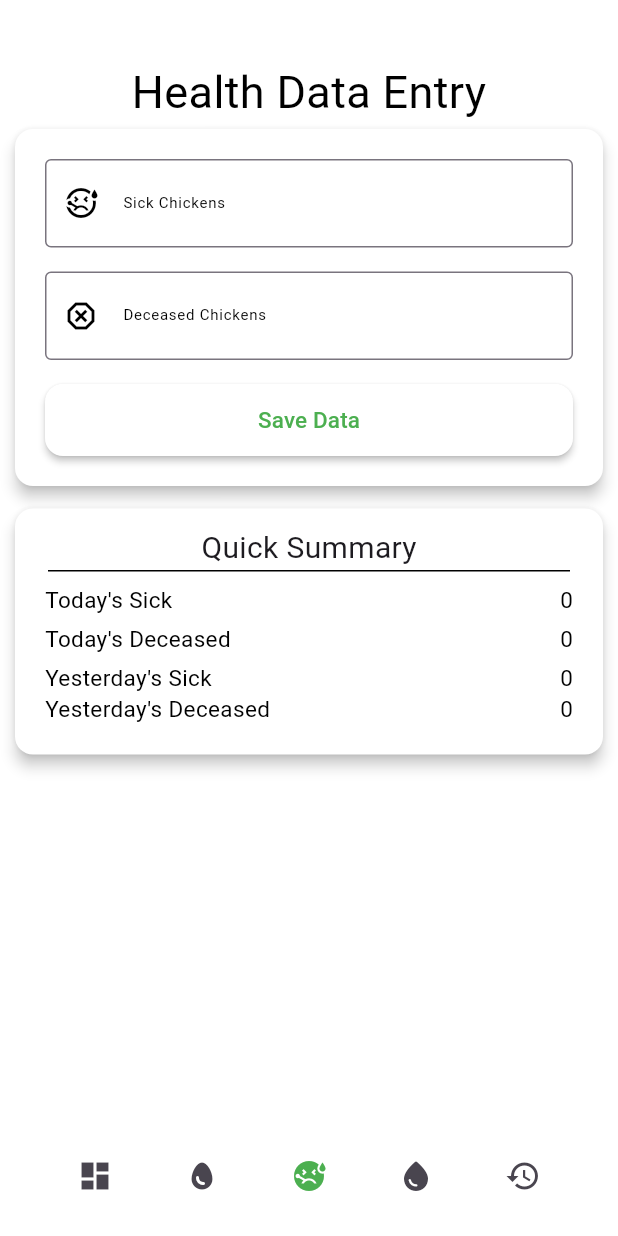
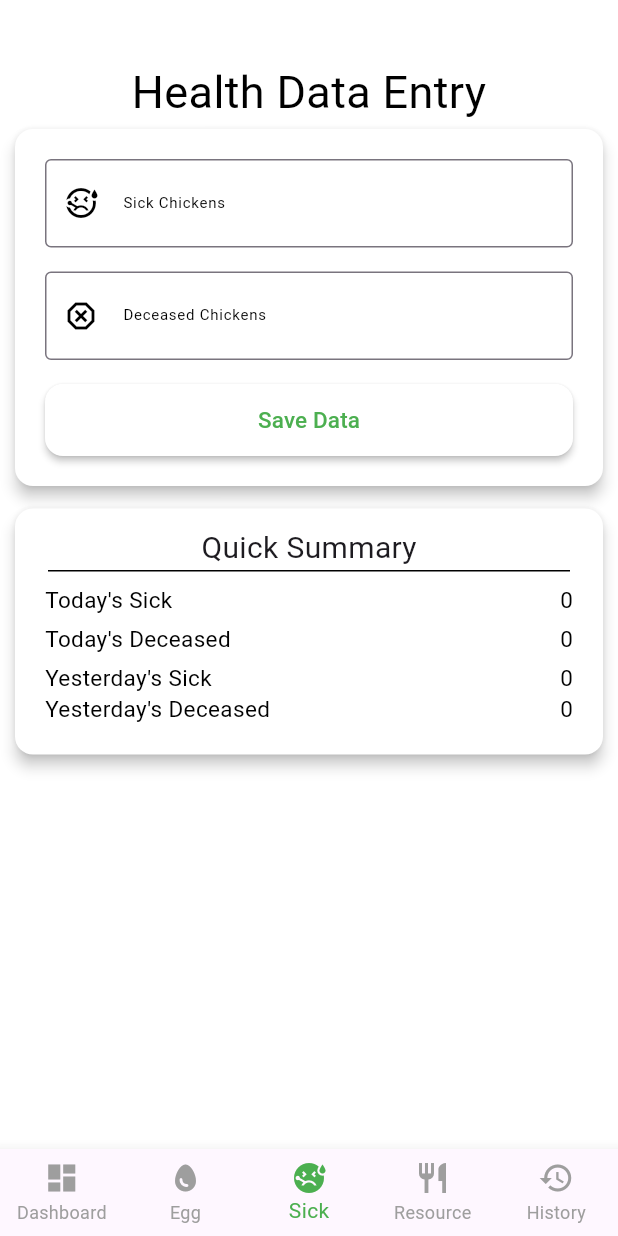
Before and after one commit to DevNest-IT/projectDim-mobileApp, a Flutter app: the screen it shows after launch, item 3 of the bottom bar chosen, on a phone screen of 412 x 824 dp. Run offline on Flutter 3.47's test engine with Material 3 defaults, Android fonts, the phone set to English and light mode, and no system bars.

Commit message:
bottom navbar buttons update

```diff
--- a/lib/home/bottom app bar/health.dart
+++ b/lib/home/bottom app bar/health.dart
@@ -4,11 +4,17 @@ import 'package:projectdim/home/bottom%20app%20bar/Egg.dart';
 import 'package:projectdim/home/bottom%20app%20bar/history.dart';
 import 'package:projectdim/home/bottom%20app%20bar/resource.dart';
 
-class healthDataEntry extends StatelessWidget {
-  int sick=0, deceased= 0;
+class healthDataEntry extends StatefulWidget {
+  @override
+  State<healthDataEntry> createState() => _healthDataEntryState();
+}
+
+class _healthDataEntryState extends State<healthDataEntry> {
+  int sick=0, deceased= 0,currentIndex=2;
+
   TextEditingController sickcontroller = TextEditingController();
+
   TextEditingController deceasedcontroller = TextEditingController();
-
 
   @override
   Widget build(BuildContext context) {
@@ -330,98 +336,69 @@ class healthDataEntry extends StatelessWidget {
             )
 
         ),
-//bottom bar
-        bottomNavigationBar: BottomAppBar(
-
-          color: Colors.white38,
-          elevation: 2,
-          child: SizedBox(
-            height: 90,
-
-            child:  Row(
-              mainAxisAlignment: MainAxisAlignment.spaceEvenly,
-              children: [
-//dashboard
-                IconButton(
-                    onPressed:(){
-                      Navigator.pushReplacement(context,
-                          MaterialPageRoute(
-                              builder: (builder)=> home()
-                          )
-                      );
-                    },
-                    icon: Icon(
-                      Icons.dashboard,
 
 
+//bootom bar
+        bottomNavigationBar: BottomNavigationBar(
+          currentIndex: currentIndex,
+
+          type: BottomNavigationBarType.fixed,
+          selectedItemColor: Colors.green,
+          unselectedItemColor: Colors.grey,
+          onTap: (index) {
+            setState(() {
+              currentIndex=index;
+
+            });
+
+            switch (index) {
+              case 0:
+                Navigator.push(context,
+                    MaterialPageRoute(
+                        builder: (builder)=>home()
                     )
-                ),
-
-//egg data entry
-                IconButton(
-                    onPressed:(){
-                      Navigator.pushReplacement(context,
-                          MaterialPageRoute(
-                              builder: (builder)=> eggDataEntry()
-                          )
-                      );
-                    },
-                    icon: Icon(
-                      Icons.egg,
+                );
+                break;
+              case 1:
+                Navigator.push(context,
+                    MaterialPageRoute(
+                        builder: (builder)=>eggDataEntry()
+                    )
+                );
+                break;
+              case 2:
+                Navigator.push(context,
+                    MaterialPageRoute(
+                        builder: (builder)=>healthDataEntry()
+                    )
+                );
+                break;
+              case 3:
+                Navigator.push(context,
+                    MaterialPageRoute(
+                        builder: (builder)=>resource()
+                    )
+                );
+                break;
+              case 4:
+                Navigator.push(context,
+                    MaterialPageRoute(
+                        builder: (builder)=>history()
+                    )
+                );
+                break;
+            }
+          },
+          items: const [
+            BottomNavigationBarItem(icon: Icon(Icons.dashboard), label: 'Dashboard'),
+            BottomNavigationBarItem(icon: Icon(Icons.egg), label: 'Egg'),
+            BottomNavigationBarItem(icon: Icon(Icons.sick), label: 'Sick'),
+            BottomNavigationBarItem(icon: Icon(Icons.restaurant), label: 'Resource'),
+            BottomNavigationBarItem(icon: Icon(Icons.history), label: 'History'),
+          ],
+        )
 
 
-                    )
-                ),
-
-//health data entry
-                IconButton(
-                    onPressed:(){
-                      Navigator.pushReplacement(context,
-                          MaterialPageRoute(
-                              builder: (builder)=> healthDataEntry()
-                          )
-                      );
-                    },
-                    icon: Icon(
-                      Icons.sick,
-                      color: Colors.green,
-
-                    )
-                ),
-//resourse
-                IconButton(
-                    onPressed:(){
-                      Navigator.pushReplacement(context,
-                          MaterialPageRoute(
-                              builder: (builder)=> resource()
-                          )
-                      );
-                    },
-                    icon: Icon(
-                      Icons.water_drop_rounded,
-
-                    )
-                ),
-//history
-                IconButton(
-                    onPressed:(){
-                      Navigator.pushReplacement(context,
-                          MaterialPageRoute(
-                              builder: (builder)=> history()
-                          )
-                      );
-                    },
-                    icon: Icon(
-                      Icons.history,
-
-                    )
-                ),
-
-              ],
-            ),
-          ),
-
-        )
     );
   }
 }
```
Also changed, not shown: lib/home.dart (+42 -72 lines), lib/home/bottom app bar/Egg.dart (+41 -71 lines), lib/home/bottom app bar/history.dart (+47 -73 lines), lib/home/bottom app bar/resource.dart (+48 -74 lines).
